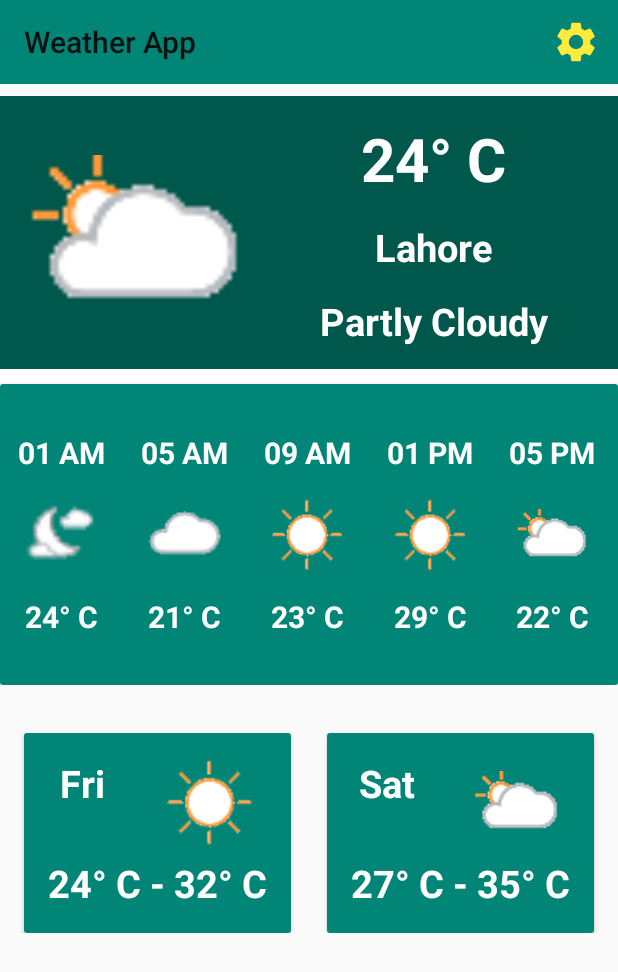
After one commit to MinhasRizwan/WeatherApp_Kotlin, an Android app: the HomeFragment screen opened directly, with no data from a screen before it, on a phone screen of 412 x 824 dp. The commit adds this screen. Shown: the top 972 px of the screen. Run offline under Robolectric (Android 15) with nearby library versions, the phone set to English and light mode, and no system bars.

Commit message:
Updated Code with suggested Improvements

```diff
--- a/app/src/main/AndroidManifest.xml
+++ b/app/src/main/AndroidManifest.xml
@@ -15,15 +15,15 @@
         >
         </activity>
         <activity android:name=".homeScreen.HomeScreen">
+
+        </activity>
+        <activity android:name=".login.LoginActivity">
             <intent-filter>
                 <action android:name="android.intent.action.MAIN"/>
 
                 <category android:name="android.intent.category.LAUNCHER"/>
             </intent-filter>
         </activity>
-        <activity android:name=".login.LoginActivity">
-
-        </activity>
     </application>
 
 </manifest>
--- a/app/src/main/java/com/example/loginapp_5_08/homeScreen/CurrentStatusContentAdapter.kt
+++ b/app/src/main/java/com/example/loginapp_5_08/homeScreen/CurrentStatusContentAdapter.kt
@@ -10,34 +10,30 @@ import android.widget.TextView
 import androidx.recyclerview.widget.LinearLayoutManager
 import androidx.recyclerview.widget.RecyclerView
 import com.example.loginapp_5_08.R
+import kotlinx.android.synthetic.main.current_status_layout.view.*
+import kotlinx.android.synthetic.main.today_status_layout.view.*
+import kotlinx.android.synthetic.main.weekly_status_layout.view.*
 
-class CurrentStatusContentAdapter(private val rows: List<IRow>) : RecyclerView.Adapter<RecyclerView.ViewHolder>() {
+class CurrentStatusContentAdapter(private val rows: List<WeatherReportsRow>) : RecyclerView.Adapter<RecyclerView.ViewHolder>() {
 
-    interface IRow
-    class StatusRow(val cTemp: String, val cCity: String, val cStatus: String, val cImage: Int) :
-        IRow
-    class TodayRow : IRow
-    class WeekdaysRow : IRow
+    interface WeatherReportsRow
+    class StatusRow(val cTemp: String, val cCity: String, val cStatus: String, val cImage: Int) : WeatherReportsRow
+    class TodayRow : WeatherReportsRow
+    class WeekdaysRow : WeatherReportsRow
 
     class StatusViewHolder(itemView: View) : RecyclerView.ViewHolder(itemView) {
-
-        val currentImage: ImageView = itemView.findViewById(R.id.weatherNowImage)
-
-        val currentTemp: TextView = itemView.findViewById(R.id.currentTempText)
-        val currentCity: TextView = itemView.findViewById(R.id.currentCityText)
-        val currentStatus: TextView = itemView.findViewById(R.id.currentStatusText)
+        val currentImage: ImageView = itemView.weatherNowImage
+        val currentTemp: TextView = itemView.currentTempText
+        val currentCity: TextView = itemView.currentCityText
+        val currentStatus: TextView = itemView.currentStatusText
     }
 
     class TodayViewHolder(itemView: View) : RecyclerView.ViewHolder(itemView) {
-
-        val hourdayRecyclerView: RecyclerView = itemView.findViewById(R.id.HourslistView)
-        //val todayImage: ImageView = itemView.findViewById(R.id.weatherTodayImage)
-
+        val hourdayRecyclerView: RecyclerView = itemView.HourslistView
     }
 
     class WeekdayViewHolder(itemView: View) : RecyclerView.ViewHolder(itemView) {
-
-        val weekdayRecyclerView: RecyclerView = itemView.findViewById(R.id.week_nested_rv)
+        val weekdayRecyclerView: RecyclerView = itemView.week_nested_rv
     }
 
     override fun getItemCount() = rows.count()
@@ -56,10 +52,12 @@ class CurrentStatusContentAdapter(private val rows: List<IRow>) : RecyclerView.A
             LayoutInflater.from(parent.context)
                 .inflate(R.layout.current_status_layout, parent, false)
         )
+
         TYPE_TODAY -> TodayViewHolder(
             LayoutInflater.from(parent.context)
                 .inflate(R.layout.today_status_layout, parent, false)
         )
+
         TYPE_WEEKDAYS -> WeekdayViewHolder(
             LayoutInflater.from(parent.context)
                 .inflate(R.layout.weekly_status_layout, parent, false)
@@ -69,7 +67,6 @@ class CurrentStatusContentAdapter(private val rows: List<IRow>) : RecyclerView.A
 
     override fun onBindViewHolder(holder: RecyclerView.ViewHolder, position: Int) =
         when (holder.itemViewType) {
-
 
             TYPE_STATUS -> onBindStatus(holder, rows[position] as StatusRow)
             TYPE_TODAY -> onBindToday(holder)
@@ -86,7 +83,6 @@ class CurrentStatusContentAdapter(private val rows: List<IRow>) : RecyclerView.A
     }
 
     private fun onBindToday(holder: RecyclerView.ViewHolder) {
-
         (holder as TodayViewHolder).hourdayRecyclerView.adapter =
             HoursContentAdapter(getSampleRowForHou(1))
 
@@ -97,12 +93,7 @@ class CurrentStatusContentAdapter(private val rows: List<IRow>) : RecyclerView.A
     private fun onBindDays(holder: RecyclerView.ViewHolder) {
         (holder as WeekdayViewHolder).weekdayRecyclerView.adapter =
             DaysContentAdapter(getSampleRow(1))
-        //recycler_view.adapter = ContentAdapter(getSampleRows(1))
-
-        //create layout manager
         holder.weekdayRecyclerView.layoutManager = LinearLayoutManager(holder.weekdayRecyclerView.context,LinearLayout.HORIZONTAL, false)
-        //recycler_view.layoutManager = LinearLayoutManager(this)
-
     }
 
     companion object {
@@ -111,8 +102,8 @@ class CurrentStatusContentAdapter(private val rows: List<IRow>) : RecyclerView.A
         private const val TYPE_WEEKDAYS = 2
     }
 
-    private fun getSampleRow(numSections: Int): List<DaysContentAdapter.DayRow> {
-        val rows = mutableListOf<DaysContentAdapter.DayRow>()
+    private fun getSampleRow(numSections: Int): List<DaysContentAdapter.WeekDaysRow> {
+        val rows = mutableListOf<DaysContentAdapter.WeekDaysRow>()
         for (i in 1..numSections) {
             rows.add(
                 DaysContentAdapter.WeekDaysRow(
@@ -170,13 +161,12 @@ class CurrentStatusContentAdapter(private val rows: List<IRow>) : RecyclerView.A
                     R.drawable.sunny
                 )
             )
-
         }
         return rows
     }
 
-    private fun getSampleRowForHou(numSections: Int): List<HoursContentAdapter.HourRow> {
-        val rows = mutableListOf<HoursContentAdapter.HourRow>()
+    private fun getSampleRowForHou(numSections: Int): List<HoursContentAdapter.HoursRow> {
+        val rows = mutableListOf<HoursContentAdapter.HoursRow>()
         for (i in 1..numSections) {
             rows.add(
                 HoursContentAdapter.HoursRow(
@@ -213,10 +203,7 @@ class CurrentStatusContentAdapter(private val rows: List<IRow>) : RecyclerView.A
                     R.drawable.partlysunny
                 )
             )
-            //rows.add(HoursContentAdapter.HoursRow("09 PM","21° C"))
-
         }
         return rows
     }
-
 }
--- a/app/src/main/java/com/example/loginapp_5_08/homeScreen/DaysContentAdapter.kt
+++ b/app/src/main/java/com/example/loginapp_5_08/homeScreen/DaysContentAdapter.kt
@@ -7,26 +7,20 @@ import android.widget.ImageView
 import android.widget.TextView
 import androidx.recyclerview.widget.RecyclerView
 import com.example.loginapp_5_08.R
+import kotlinx.android.synthetic.main.week_status.view.*
 
 
-class DaysContentAdapter(private val rows: List<DayRow>) : RecyclerView.Adapter<RecyclerView.ViewHolder>() {
-    interface DayRow
-    class WeekDaysRow (val dayName:String , val minmaxTemp:String, val imageDay: Int) :
-        DayRow
+class DaysContentAdapter(private val rows: List<WeekDaysRow>) : RecyclerView.Adapter<RecyclerView.ViewHolder>() {
+    class WeekDaysRow (val dayName:String , val minmaxTemp:String, val imageDay: Int)
 
     class WeekDaysViewHolder(itemView: View): RecyclerView.ViewHolder(itemView){
-        val todayDay:TextView = itemView.findViewById(R.id.weekDay)
-        val rangeTemp:TextView = itemView.findViewById(R.id.rangeTemp)
-        val imageOfDay: ImageView = itemView.findViewById(R.id.weekdayImage)
+        val todayDay:TextView = itemView.weekDay
+        val rangeTemp:TextView = itemView.rangeTemp
+        val imageOfDay: ImageView = itemView.weekdayImage
     }
 
     override fun getItemCount() = rows.count()
 
-    override fun getItemViewType(position: Int): Int =
-        when (rows[position]) {
-            is WeekDaysRow -> TYPE_WEEKDAY
-            else -> throw IllegalArgumentException()
-        }
 
     override fun onCreateViewHolder(parent: ViewGroup, viewType: Int) = when (viewType) {
         TYPE_WEEKDAY -> WeekDaysViewHolder(
@@ -38,7 +32,7 @@ class DaysContentAdapter(private val rows: List<DayRow>) : RecyclerView.Adapter<
 
     override fun onBindViewHolder(holder: RecyclerView.ViewHolder, position: Int) =
         when (holder.itemViewType) {
-            TYPE_WEEKDAY -> onBindWeekDay(holder, rows[position] as WeekDaysRow)
+            TYPE_WEEKDAY -> onBindWeekDay(holder, rows[position])
             else -> throw IllegalArgumentException()
         }
 
--- /dev/null
+++ b/app/src/main/java/com/example/loginapp_5_08/homeScreen/HomeFragment.kt
@@ -0,0 +1,68 @@
+package com.example.loginapp_5_08.homeScreen
+
+import android.os.Bundle
+import android.view.LayoutInflater
+import android.view.View
+import android.view.ViewGroup
+import androidx.fragment.app.Fragment
+import androidx.recyclerview.widget.LinearLayoutManager
+import com.example.loginapp_5_08.R
+import kotlinx.android.synthetic.main.home_screen_fragment.*
+import kotlin.String as String1
+
+class HomeFragment : Fragment() {
+
+    override fun onCreate(savedInstanceState: Bundle?) {
+        super.onCreate(savedInstanceState)
+        retainInstance = true
+    }
+
+    override fun onCreateView(inflater: LayoutInflater, container: ViewGroup?, savedInstanceState: Bundle?): View? {
+        // Inflate the layout for this fragment
+        return inflater.inflate(
+            R.layout.home_screen_fragment,
+            container, false
+        )
+    }
+
+    override fun onViewCreated(view: View, savedInstanceState: Bundle?) {
+        super.onViewCreated(view, savedInstanceState)
+
+        recycler_view.adapter = CurrentStatusContentAdapter(getSampleRows(1))
+
+        recycler_view.layoutManager = LinearLayoutManager(this.context)
+    }
+
+    companion object{
+        private const val inputData = "dummy"
+
+        fun newInstance(input: String1): HomeFragment{
+
+            val args = Bundle()
+            args.putSerializable(inputData, input)
+
+            val frag = HomeFragment()
+            frag.arguments = args
+
+            return frag
+        }
+    }
+
+    private fun getSampleRows(numSections: Int): List<CurrentStatusContentAdapter.WeatherReportsRow> {
+        val rows = mutableListOf<CurrentStatusContentAdapter.WeatherReportsRow>()
+        for (i in 1..numSections) {
+            rows.add(
+                CurrentStatusContentAdapter.StatusRow(
+                    "24° C",
+                    "Lahore",
+                    "Partly Cloudy",
+                    R.drawable.partlysunny
+                )
+            )
+            rows.add(CurrentStatusContentAdapter.TodayRow())
+            rows.add(CurrentStatusContentAdapter.WeekdaysRow())
+            //rows.add(ContentAdapter.DummyRow("Sunday","11/08/2019"))
+        }
+        return rows
+    }
+}
--- a/app/src/main/java/com/example/loginapp_5_08/homeScreen/HomeScreen.kt
+++ b/app/src/main/java/com/example/loginapp_5_08/homeScreen/HomeScreen.kt
@@ -6,10 +6,8 @@ import android.os.Bundle
 import android.view.Menu
 import android.view.MenuInflater
 import android.view.MenuItem
-import androidx.recyclerview.widget.LinearLayoutManager
 import com.example.loginapp_5_08.R
 import com.example.loginapp_5_08.settings.SettingsActivity
-import kotlinx.android.synthetic.main.activity_home_screen.*
 
 class HomeScreen : AppCompatActivity() {
 
@@ -19,14 +17,25 @@ class HomeScreen : AppCompatActivity() {
 
         setSupportActionBar(findViewById(R.id.toolbar))
 
-        //set adapter
-        recycler_view.adapter = CurrentStatusContentAdapter(getSampleRows(1))
+        createHomeFragment()
+    }
 
-        //create layout manager
-        recycler_view.layoutManager = LinearLayoutManager(this)
-        //recycler_view.layoutManager
+    private fun createHomeFragment(){
 
+        val homeFragment = HomeFragment.newInstance("Hello")
+
+        val manager = supportFragmentManager
+        val fragm = manager.findFragmentById(R.id.rv_fragment_container)
+
+        if (fragm == null)
+        {
+            val transaction = manager.beginTransaction()
+
+            transaction.replace(R.id.rv_fragment_container, homeFragment)
+            transaction.commit()
+        }
     }
+
 
     override fun onCreateOptionsMenu(menu: Menu): Boolean {
         val inflater: MenuInflater = menuInflater
@@ -45,22 +54,4 @@ class HomeScreen : AppCompatActivity() {
             else -> super.onOptionsItemSelected(item)
         }
     }
-
-    private fun getSampleRows(numSections: Int): List<CurrentStatusContentAdapter.IRow> {
-        val rows = mutableListOf<CurrentStatusContentAdapter.IRow>()
-        for (i in 1..numSections) {
-            rows.add(
-                CurrentStatusContentAdapter.StatusRow(
-                    "24° C",
-                    "Lahore",
-                    "Partly Cloudy",
-                    R.drawable.partlysunny
-                )
-            )
-            rows.add(CurrentStatusContentAdapter.TodayRow())
-            rows.add(CurrentStatusContentAdapter.WeekdaysRow())
-            //rows.add(ContentAdapter.DummyRow("Sunday","11/08/2019"))
-        }
-        return rows
-    }
 }
--- a/app/src/main/java/com/example/loginapp_5_08/homeScreen/HoursContentAdapter.kt
+++ b/app/src/main/java/com/example/loginapp_5_08/homeScreen/HoursContentAdapter.kt
@@ -7,25 +7,18 @@ import android.widget.ImageView
 import android.widget.TextView
 import androidx.recyclerview.widget.RecyclerView
 import com.example.loginapp_5_08.R
+import kotlinx.android.synthetic.main.hour_status_itemlayout.view.*
 
-class HoursContentAdapter(private val rows: List<HourRow>) : RecyclerView.Adapter<RecyclerView.ViewHolder>() {
-    interface HourRow
-    class HoursRow (val time:String , val temp:String, val hourlyImage: Int) :
-        HourRow
+class HoursContentAdapter(private val rows: List<HoursRow>) : RecyclerView.Adapter<RecyclerView.ViewHolder>() {
+    class HoursRow (val time:String , val temp:String, val hourlyImage: Int)
 
     class HourDaysViewHolder(itemView: View): RecyclerView.ViewHolder(itemView){
-        val timeDay: TextView = itemView.findViewById(R.id.timetv)
-        val timeTemp: TextView = itemView.findViewById(R.id.timetemp)
-        val timeImage: ImageView = itemView.findViewById(R.id.timeImage)
+        val timeDay: TextView = itemView.timetv
+        val timeTemp: TextView = itemView.timetemp
+        val timeImage: ImageView = itemView.timeImage
     }
 
     override fun getItemCount() = rows.count()
-
-    override fun getItemViewType(position: Int): Int =
-        when (rows[position]) {
-            is HoursRow -> TYPE_HOUR
-            else -> throw IllegalArgumentException()
-        }
 
     override fun onCreateViewHolder(parent: ViewGroup, viewType: Int) = when (viewType) {
         TYPE_HOUR -> HourDaysViewHolder(
@@ -37,7 +30,7 @@ class HoursContentAdapter(private val rows: List<HourRow>) : RecyclerView.Adapte
 
     override fun onBindViewHolder(holder: RecyclerView.ViewHolder, position: Int) =
         when (holder.itemViewType) {
-            TYPE_HOUR -> onBindHourDay(holder, rows[position] as HoursRow)
+            TYPE_HOUR -> onBindHourDay(holder, rows[position])
             else -> throw IllegalArgumentException()
         }
 
--- a/app/src/main/res/layout/activity_home_screen.xml
+++ b/app/src/main/res/layout/activity_home_screen.xml
@@ -1,12 +1,11 @@
 <?xml version="1.0" encoding="utf-8"?>
-<androidx.constraintlayout.widget.ConstraintLayout
+<androidx.appcompat.widget.LinearLayoutCompat
         xmlns:android="http://schemas.android.com/apk/res/android"
         xmlns:tools="http://schemas.android.com/tools"
-        xmlns:app="http://schemas.android.com/apk/res-auto"
         android:layout_width="match_parent"
         android:layout_height="match_parent"
+        android:orientation="vertical"
         tools:context=".homeScreen.HomeScreen">
-
 
     <androidx.appcompat.widget.Toolbar
             android:layout_width="match_parent"
@@ -14,25 +13,13 @@
             android:background="?attr/colorPrimary"
             android:theme="@style/AppTheme"
             android:id="@+id/toolbar"
-            app:layout_constraintTop_toTopOf="parent"
-
     />
 
-    <androidx.recyclerview.widget.RecyclerView
-            android:id="@+id/recycler_view"
+    <LinearLayout
             android:layout_width="match_parent"
-            android:layout_height="0dp"
-            android:scrollbars="vertical"
-            app:layout_constraintTop_toBottomOf="@id/toolbar"
-            android:layout_marginTop="8dp"
-            android:layout_marginBottom="8dp"
-            app:layout_constraintEnd_toEndOf="parent"
-            app:layout_constraintStart_toStartOf="parent"
-            app:layout_constraintBottom_toBottomOf="parent"
-            app:layout_constraintHeight_percent="0.9"
-    >
+            android:layout_height="match_parent"
+            android:orientation="vertical"
+            android:id="@+id/rv_fragment_container"
+    />
 
-    </androidx.recyclerview.widget.RecyclerView>
-
-
-</androidx.constraintlayout.widget.ConstraintLayout>
+</androidx.appcompat.widget.LinearLayoutCompat>
--- /dev/null
+++ b/app/src/main/res/layout/home_screen_fragment.xml
@@ -0,0 +1,25 @@
+<?xml version="1.0" encoding="utf-8"?>
+<LinearLayout xmlns:android="http://schemas.android.com/apk/res/android"
+              xmlns:app="http://schemas.android.com/apk/res-auto"
+              android:orientation="vertical"
+              android:layout_width="match_parent"
+              android:layout_height="match_parent"
+              android:id="@+id/home_fragment"
+>
+
+    <androidx.recyclerview.widget.RecyclerView
+            android:id="@+id/recycler_view"
+            android:layout_width="match_parent"
+            android:layout_height="match_parent"
+            android:scrollbars="vertical"
+            app:layout_constraintTop_toBottomOf="@id/toolbar"
+            android:layout_marginTop="8dp"
+            android:layout_marginBottom="8dp"
+            app:layout_constraintEnd_toEndOf="parent"
+            app:layout_constraintStart_toStartOf="parent"
+            app:layout_constraintBottom_toBottomOf="parent"
+    >
+
+    </androidx.recyclerview.widget.RecyclerView>
+
+</LinearLayout>
```
Also changed, not shown: app/src/main/java/com/example/loginapp_5_08/login/LoginActivity.kt (+16 -5 lines), app/src/main/java/com/example/loginapp_5_08/login/LoginFragment.kt (+29 -57 lines), app/src/main/java/com/example/loginapp_5_08/settings/SettingsActivity.kt (+9 -35 lines), app/src/main/java/com/example/loginapp_5_08/shared/SharedPreference.kt (added, +66 -0 lines).
